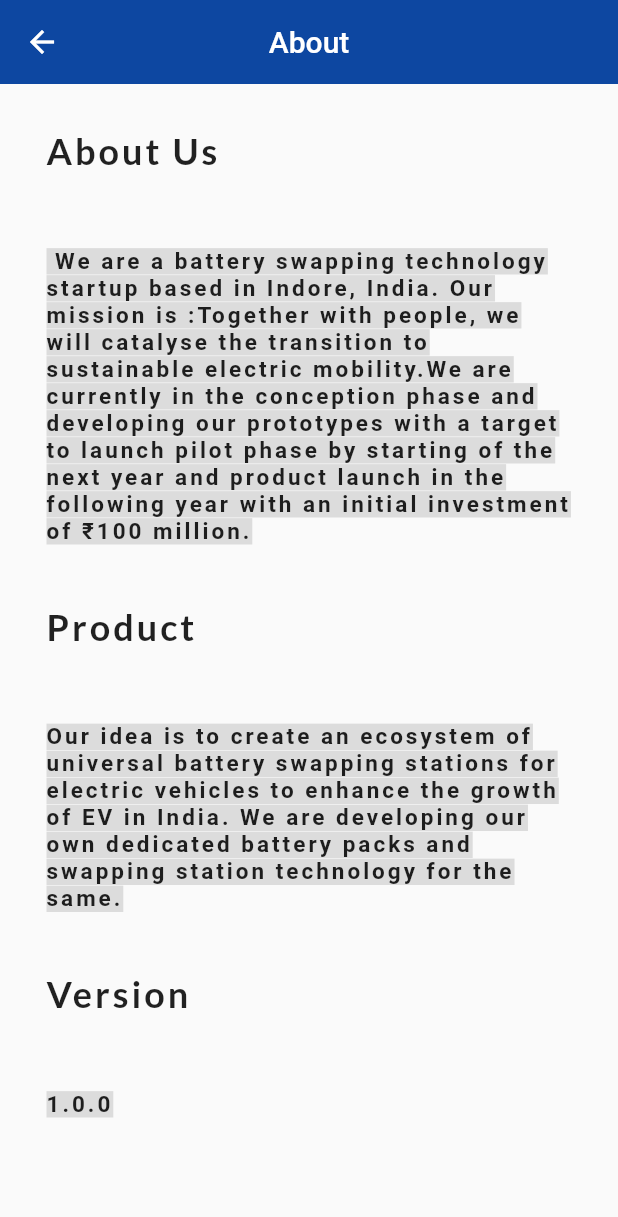
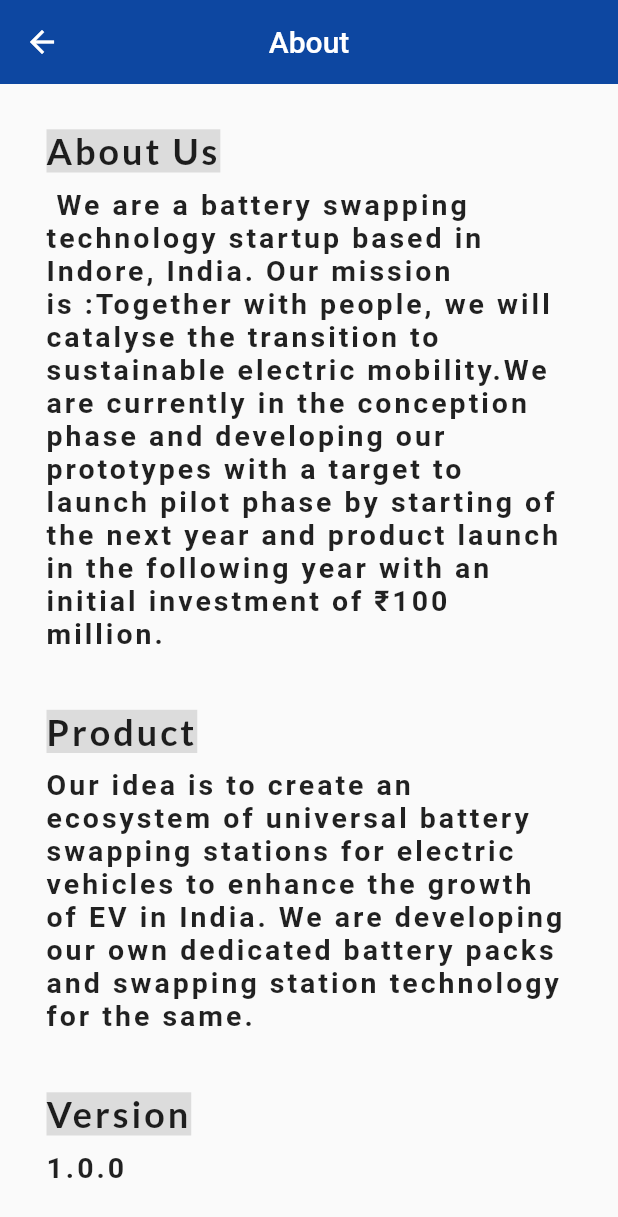
Before and after one commit to purpleflash69/test0, a Flutter app: the ImageName screen opened directly, on a phone screen of 412 x 824 dp. Shown: the top 1217 px of the screen. Run offline on Flutter 3.47's test engine with Material 2 defaults, Android fonts, the phone set to English and light mode, and no system bars; our stand-ins replace google_fonts, syncfusion_flutter_gauges; network calls fail.

Commit message:
Updated the about page

```diff
--- a/lib/about.dart
+++ b/lib/about.dart
@@ -8,9 +8,12 @@ Widget textBoxBold(
     Text(
       str,
       style: GoogleFonts.lato(
-          fontWeight: FontWeight.bold, letterSpacing: 2, fontSize: 24),
+          fontWeight: FontWeight.bold,
+          letterSpacing: 2,
+          fontSize: 24,
+          backgroundColor: Colors.black12),
     ),
-    SizedBox(height: 50),
+    SizedBox(height: 10),
   ]);
 }
 
@@ -22,10 +25,11 @@ Widget textBox(
       Text(
         str,
         style: TextStyle(
-            letterSpacing: 2,
-            fontSize: 15,
-            fontWeight: FontWeight.bold,
-            backgroundColor: Colors.black12),
+          letterSpacing: 2,
+          fontSize: 19,
+          fontWeight: FontWeight.bold,
+          // backgroundColor: Colors.black12
+        ),
       ),
       SizedBox(height: 10),
     ],
@@ -47,8 +51,6 @@ class ImageName extends StatefulWidget {
 }
 
 class _ImageNameState extends State<ImageName> {
-  //Change all these variables in the future.
-
   @override
   Widget build(BuildContext context) {
     return Scaffold(
--- a/lib/main.dart
+++ b/lib/main.dart
@@ -59,7 +59,7 @@ class AppDrawerState extends State<AppDrawer> {
   double gaugeMaxForCharge = 100;
   double gaugeMinForkWh = 0;
   double gaugeMaxForkWh = 10000;
-  double gaugeCurrentForCharge = 31;
+  double gaugeCurrentForCharge = 29;
   // double gaugeCurrentForkWh = 5000;
   double gaugeMin = 0;
   double gaugeMax = 100;
@@ -226,6 +226,13 @@ class AppDrawerState extends State<AppDrawer> {
         future: futureAlbum,
         builder: (context, snapshot) {
           if (snapshot.hasData) {
+            //         if ( snapshot
+            //               .data!.data.vehicles[index].batteryInformation.charge< 30 && chargeLessThan30popUp) {
+
+            //   Future.delayed(Duration.zero, () => showAlert(context));
+
+            //   chargeLessThan30popUp = false;
+            // }
             if (isClicked) {
               gaugeCurrent = snapshot
                   .data!.data.vehicles[index].batteryInformation.charge
```
